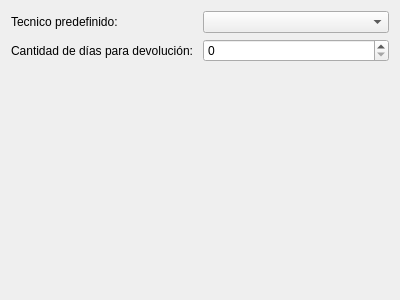
The window that trunk/plugins/ordentrabajo/FormPrefOrdenTrabajo.ui (chungote/gestotux) describes before a commit, drawn with Qt 5.
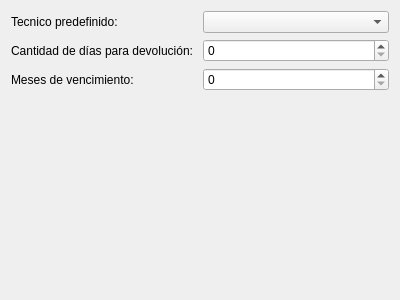
The same window after the commit. Custom widgets are drawn as their Qt base class.

Commit message: - Mejorado plugin de orden de trabajo para que agrege una nueva orden de trabajo.

What changed in the file:
```diff
--- a/trunk/plugins/ordentrabajo/FormPrefOrdenTrabajo.ui
+++ b/trunk/plugins/ordentrabajo/FormPrefOrdenTrabajo.ui
@@ -42,6 +42,20 @@
      </item>
     </layout>
    </item>
+   <item>
+    <layout class="QHBoxLayout" name="horizontalLayout_3">
+     <item>
+      <widget class="QLabel" name="label_3">
+       <property name="text">
+        <string>Meses de vencimiento:</string>
+       </property>
+      </widget>
+     </item>
+     <item>
+      <widget class="QSpinBox" name="SBMeses"/>
+     </item>
+    </layout>
+   </item>
    <item>
     <spacer name="verticalSpacer">
      <property name="orientation">
```
The commit also changes 7 other files.
